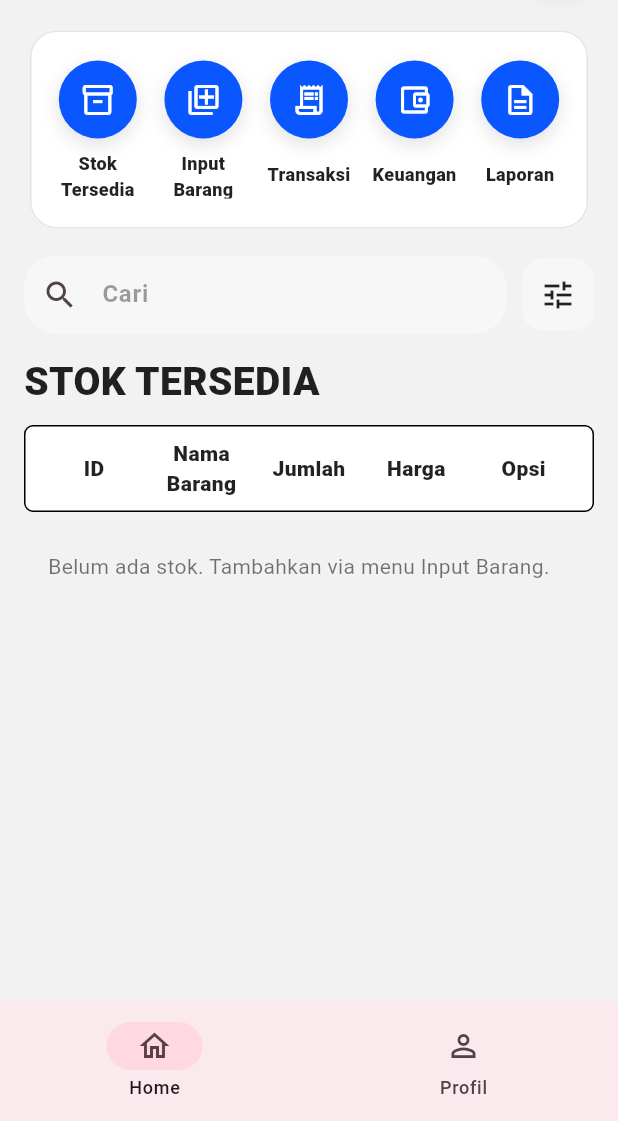
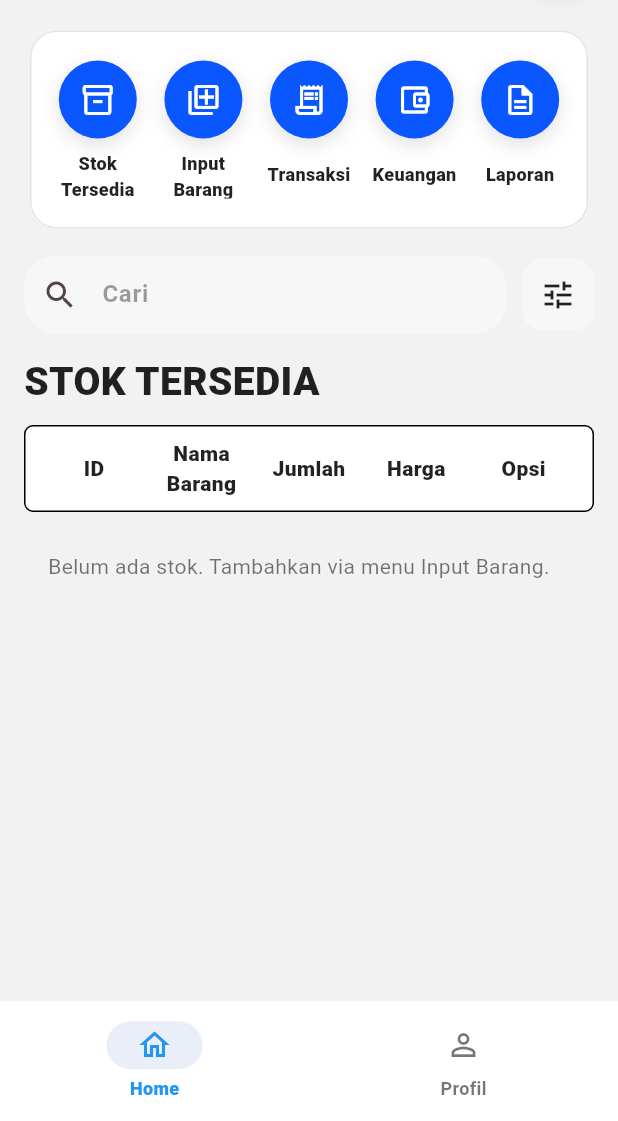
Before and after one commit to abdairsyaputramirudin/StockLog_Digital-Entrepreneurship-Product-Development, a Flutter app: the screen it shows after launch, on a phone screen of 412 x 824 dp, the part 115-1236 px from its top. Run offline on Flutter 3.47's test engine with Material 3 defaults, Android fonts, the phone set to English and light mode, and no system bars; our stand-ins replace sqflite; accounts and stored records are empty; network calls fail.

Commit message:
style bar bawah

```diff
--- a/lib/screens/root_shell.dart
+++ b/lib/screens/root_shell.dart
@@ -21,15 +21,43 @@ class _RootShellState extends State<RootShell> {
 
     return Scaffold(
       body: pages[index],
-      bottomNavigationBar: NavigationBar(
+      bottomNavigationBar: Theme(
+        data: Theme.of(context).copyWith(
+          navigationBarTheme: NavigationBarThemeData(
+            backgroundColor: Colors.white,
+            surfaceTintColor: Colors.white,
+            indicatorColor: const Color(0xFFE9EEF9),
+            labelTextStyle: WidgetStateProperty.resolveWith((states) {
+              if (states.contains(WidgetState.selected)) {
+                return const TextStyle(
+                    fontWeight: FontWeight.w800,
+                    fontSize: 12,
+                    color: Colors.blue);
+              }
+              return const TextStyle(
+                  fontWeight: FontWeight.w700,
+                  fontSize: 12,
+                  color: Colors.black54);
+            }),
+            iconTheme: WidgetStateProperty.resolveWith((states) {
+              if (states.contains(WidgetState.selected)) {
+                return const IconThemeData(color: Colors.blue);
+              }
+              return const IconThemeData(color: Colors.black54);
+            }),
+          ),
+        ),
+        child: NavigationBar(
           selectedIndex: index,
           onDestinationSelected: (v) => setState(() => index = v),
           destinations: const [
-          NavigationDestination(icon: Icon(Icons.home_outlined), label: "Home"),
+            NavigationDestination(
+                icon: Icon(Icons.home_outlined), label: "Home"),
             NavigationDestination(
                 icon: Icon(Icons.person_outline), label: "Profil"),
           ],
         ),
+      ),
     );
   }
 }
```
Lines whose indentation alone changed are shown as unchanged.
